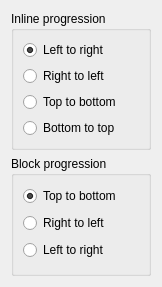
Qt form src/textprogression.ui (fontmatrix/fontmatrix) before a commit.
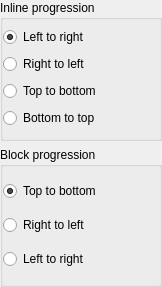
The same form after that commit.

The edit to the form file:
```diff
--- a/src/textprogression.ui
+++ b/src/textprogression.ui
@@ -13,6 +13,12 @@
    <string>Form</string>
   </property>
   <layout class="QGridLayout" >
+   <property name="margin" >
+    <number>0</number>
+   </property>
+   <property name="verticalSpacing" >
+    <number>-1</number>
+   </property>
    <item row="0" column="0" >
     <widget class="QGroupBox" name="groupBox" >
      <property name="title" >
@@ -22,6 +28,12 @@
       <bool>true</bool>
      </property>
      <layout class="QGridLayout" name="gLt_2" >
+      <property name="verticalSpacing" >
+       <number>0</number>
+      </property>
+      <property name="margin" >
+       <number>0</number>
+      </property>
       <item row="0" column="0" >
        <widget class="QRadioButton" name="inlineLTR" >
         <property name="toolTip" >
@@ -77,6 +89,12 @@
       <bool>true</bool>
      </property>
      <layout class="QGridLayout" name="gLt" >
+      <property name="verticalSpacing" >
+       <number>0</number>
+      </property>
+      <property name="margin" >
+       <number>0</number>
+      </property>
       <item row="0" column="0" >
        <widget class="QRadioButton" name="blockTTB" >
         <property name="toolTip" >
```
